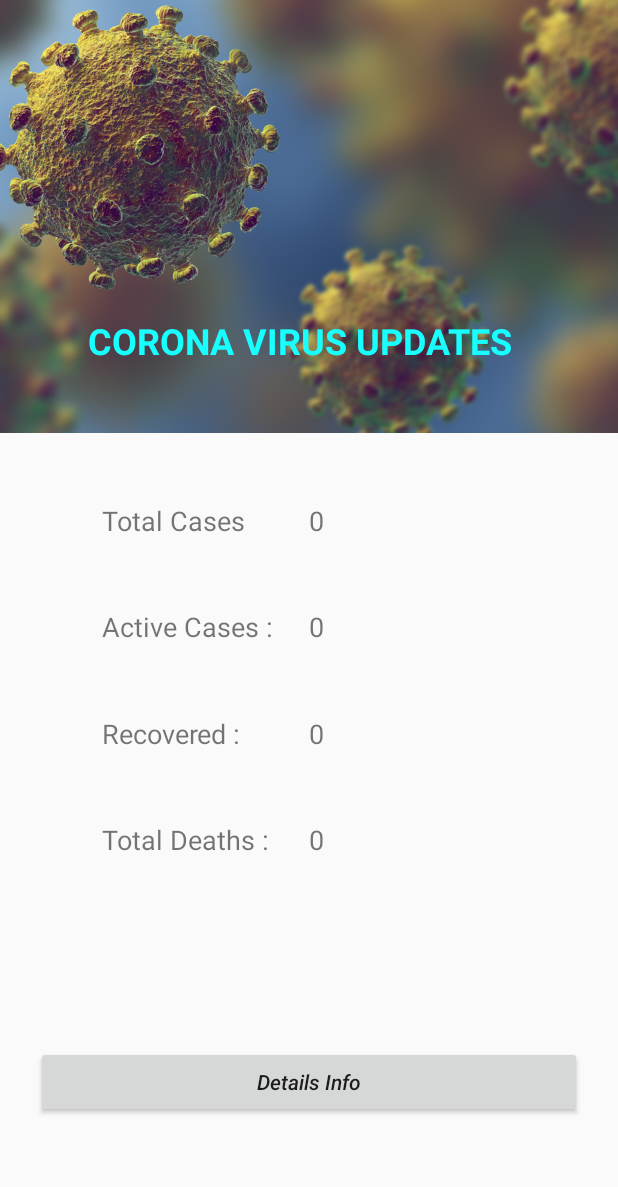
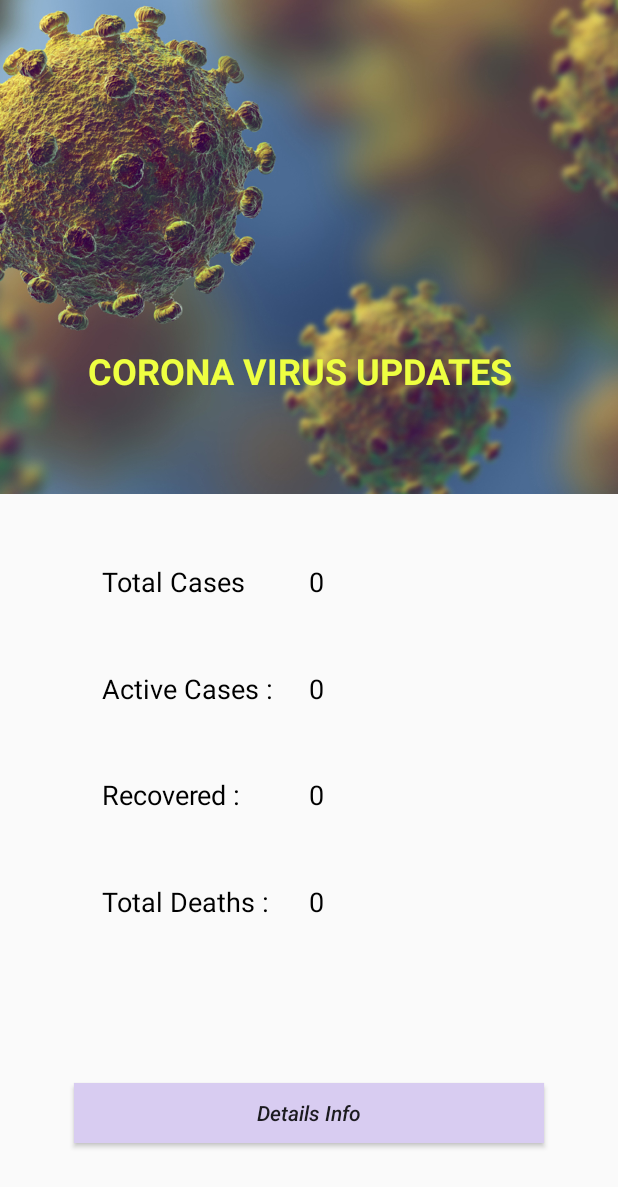
Before and after one commit to SaifulSaif007/Corona, an Android app: the screen it shows after launch (MainActivity), on a phone screen of 412 x 824 dp. Shown: the top 1187 px of the screen. Run offline under Robolectric (Android 15) with nearby library versions, the phone set to English and light mode, and no system bars; our stand-ins replace data binding.

Commit message:
Country Page design & setup done

```diff
--- a/app/build.gradle
+++ b/app/build.gradle
@@ -47,4 +47,7 @@ dependencies {
 
     //ViewModel LifeCycle
     implementation 'androidx.lifecycle:lifecycle-extensions:2.2.0'
+
+    //material design
+    implementation 'com.google.android.material:material:1.2.0-alpha05'
 }
--- a/app/src/main/AndroidManifest.xml
+++ b/app/src/main/AndroidManifest.xml
@@ -2,7 +2,7 @@
 <manifest xmlns:android="http://schemas.android.com/apk/res/android"
     package="com.example.corona">
 
-    <uses-permission android:name="android.permission.INTERNET"/>
+    <uses-permission android:name="android.permission.INTERNET" />
 
     <application
         android:allowBackup="true"
@@ -11,7 +11,8 @@
         android:roundIcon="@mipmap/ic_launcher_round"
         android:supportsRtl="true"
         android:theme="@style/AppTheme">
-        <activity android:name=".view.MainActivity">
+        <activity android:name=".view.ui.CountryListActivity"></activity>
+        <activity android:name=".view.ui.MainActivity">
             <intent-filter>
                 <action android:name="android.intent.action.MAIN" />
 
--- a/app/src/main/java/com/example/corona/services/repository/CoronaServices.java
+++ b/app/src/main/java/com/example/corona/services/repository/CoronaServices.java
@@ -1,14 +1,23 @@
 package com.example.corona.services.repository;
 
 import com.example.corona.services.model.All;
+import com.example.corona.services.model.CountryList;
+
+import java.util.List;
 
 import retrofit2.Call;
 import retrofit2.http.GET;
+import retrofit2.http.Query;
 
 public interface CoronaServices {
 
     @GET("all")
     Call<All> getAllInfo();
 
+    @GET("countries")
+    Call<List<CountryList>> GetCountryList(
+    @Query("sort") String type
+    );
+
 
 }
--- /dev/null
+++ b/app/src/main/java/com/example/corona/view/callback/IMainActivity.java
@@ -0,0 +1,6 @@
+package com.example.corona.view.callback;
+
+public interface IMainActivity {
+
+    void detailedInfo();
+}
--- a/app/src/main/java/com/example/corona/view/MainActivity.java
+++ b/app/src/main/java/com/example/corona/view/ui/MainActivity.java
@@ -1,18 +1,20 @@
-package com.example.corona.view;
+package com.example.corona.view.ui;
 
 import androidx.appcompat.app.AppCompatActivity;
 import androidx.databinding.DataBindingUtil;
 import androidx.lifecycle.ViewModelProviders;
 
+import android.content.Intent;
 import android.os.Bundle;
-import android.view.WindowManager;
 
 import com.example.corona.R;
 import com.example.corona.databinding.ActivityMainBinding;
-import com.example.corona.services.model.All;
+import com.example.corona.view.callback.IMainActivity;
 import com.example.corona.viewmodel.CoronaServiceViewModel_All;
 
-public class MainActivity extends AppCompatActivity {
+import java.util.Objects;
+
+public class MainActivity extends AppCompatActivity implements IMainActivity {
 
     ActivityMainBinding activityMainBinding;
     CoronaServiceViewModel_All serviceViewModel_all;
@@ -26,9 +28,10 @@ public class MainActivity extends AppCompatActivity {
         serviceViewModel_all = ViewModelProviders.of(this).get(CoronaServiceViewModel_All.class);
 
 
-        getSupportActionBar().hide();
+        Objects.requireNonNull(getSupportActionBar()).hide();
 
         observeViewModel(serviceViewModel_all);
+        activityMainBinding.setIMainActivityCallBack(this);
 
     }
 
@@ -42,4 +45,12 @@ public class MainActivity extends AppCompatActivity {
             }
         });
     }
+
+
+    @Override
+    public void detailedInfo() {
+        Intent countryIntent = new Intent(this, CountryListActivity.class);
+        startActivity(countryIntent);
+
+    }
 }
--- a/app/src/main/res/layout/activity_main.xml
+++ b/app/src/main/res/layout/activity_main.xml
@@ -13,13 +13,17 @@
         <variable
             name="all"
             type="com.example.corona.services.model.All" />
+
+        <variable
+            name="iMainActivityCallBack"
+            type="com.example.corona.view.callback.IMainActivity" />
     </data>
 
     <androidx.constraintlayout.widget.ConstraintLayout
 
         android:layout_width="match_parent"
         android:layout_height="match_parent"
-        tools:context=".view.MainActivity">
+        tools:context=".view.ui.MainActivity">
 
         <ImageView
             android:layout_width="0dp"
@@ -40,7 +44,7 @@
             android:text="@string/corona_virus_updates"
             android:textAlignment="center"
             android:textAllCaps="true"
-            android:textColor="#18FFFF"
+            android:textColor="#EEFF41"
             android:textSize="24sp"
             android:textStyle="bold"
             app:layout_constraintBottom_toTopOf="@+id/guideline3"
@@ -69,6 +73,7 @@
             android:layout_width="wrap_content"
             android:layout_height="wrap_content"
             android:text="@string/total_cases"
+            android:textColor="@color/colorPrimaryDark"
             android:textSize="18sp"
             app:layout_constraintBaseline_toBaselineOf="@+id/mTotal"
             app:layout_constraintEnd_toEndOf="@+id/textView2"
@@ -81,13 +86,14 @@
             android:layout_width="wrap_content"
             android:layout_height="wrap_content"
             android:orientation="horizontal"
-            app:layout_constraintGuide_percent="0.35" />
+            app:layout_constraintGuide_percent="0.4" />
 
         <TextView
             android:id="@+id/textView2"
             android:layout_width="wrap_content"
             android:layout_height="wrap_content"
             android:text="@string/active_cases"
+            android:textColor="@color/colorPrimaryDark"
             android:textSize="18sp"
             app:layout_constraintBaseline_toBaselineOf="@+id/mActive"
             app:layout_constraintStart_toStartOf="@+id/textView"
@@ -98,6 +104,7 @@
             android:layout_width="wrap_content"
             android:layout_height="wrap_content"
             android:text="@string/total_deaths"
+            android:textColor="@color/colorPrimaryDark"
             android:textSize="18sp"
             app:layout_constraintBaseline_toBaselineOf="@+id/mDeath"
             app:layout_constraintStart_toStartOf="@+id/textView4"
@@ -108,6 +115,7 @@
             android:layout_width="wrap_content"
             android:layout_height="wrap_content"
             android:text="@string/recovered"
+            android:textColor="@color/colorPrimaryDark"
             android:textSize="18sp"
             app:layout_constraintBaseline_toBaselineOf="@+id/mRec"
             app:layout_constraintStart_toStartOf="@+id/textView2"
@@ -116,17 +124,17 @@
         <Button
             android:id="@+id/button"
             android:layout_width="0dp"
-            android:layout_height="wrap_content"
-            android:layout_marginStart="24dp"
-            android:layout_marginEnd="24dp"
+            android:layout_height="40dp"
+            android:background="#D8CCF1"
             android:text="@string/details_info"
             android:textAlignment="center"
             android:textAllCaps="false"
             android:textSize="14sp"
             android:textStyle="italic"
+            android:onClick="@{() -> iMainActivityCallBack.detailedInfo()}"
             app:layout_constraintBottom_toBottomOf="parent"
-            app:layout_constraintEnd_toEndOf="parent"
-            app:layout_constraintStart_toStartOf="parent"
+            app:layout_constraintEnd_toStartOf="@+id/guideline7"
+            app:layout_constraintStart_toStartOf="@+id/guideline5"
             app:layout_constraintTop_toTopOf="@+id/guideline4" />
 
         <androidx.constraintlayout.widget.Guideline
@@ -134,7 +142,7 @@
             android:layout_width="wrap_content"
             android:layout_height="wrap_content"
             android:orientation="horizontal"
-            app:layout_constraintGuide_percent="0.75" />
+            app:layout_constraintGuide_percent="0.8" />
 
         <androidx.constraintlayout.widget.Guideline
             android:id="@+id/guideline5"
@@ -148,6 +156,7 @@
             android:layout_width="wrap_content"
             android:layout_height="wrap_content"
             android:text="@{String.valueOf(all.cases)}"
+            android:textColor="@color/colorPrimaryDark"
             android:textSize="18sp"
             app:layout_constraintBottom_toTopOf="@+id/mActive"
             app:layout_constraintStart_toStartOf="@+id/guideline6"
@@ -158,6 +167,7 @@
             android:layout_width="wrap_content"
             android:layout_height="wrap_content"
             android:text="@{String.valueOf(all.activeCases)}"
+            android:textColor="@color/colorPrimaryDark"
             android:textSize="18sp"
             app:layout_constraintBottom_toTopOf="@+id/mRec"
             app:layout_constraintStart_toStartOf="@+id/mTotal"
@@ -168,6 +178,7 @@
             android:layout_width="wrap_content"
             android:layout_height="wrap_content"
             android:text="@{String.valueOf(all.recovered)}"
+            android:textColor="@color/colorPrimaryDark"
             android:textSize="18sp"
             app:layout_constraintBottom_toTopOf="@+id/mDeath"
             app:layout_constraintStart_toStartOf="@+id/mActive"
@@ -178,6 +189,7 @@
             android:layout_width="wrap_content"
             android:layout_height="wrap_content"
             android:text="@{String.valueOf(all.deaths)}"
+            android:textColor="@color/colorPrimaryDark"
             android:textSize="18sp"
             app:layout_constraintBottom_toTopOf="@+id/guideline4"
             app:layout_constraintStart_toStartOf="@+id/mRec"
@@ -190,6 +202,13 @@
             android:orientation="vertical"
             app:layout_constraintGuide_percent="0.5" />
 
+        <androidx.constraintlayout.widget.Guideline
+            android:id="@+id/guideline7"
+            android:layout_width="wrap_content"
+            android:layout_height="wrap_content"
+            android:orientation="vertical"
+            app:layout_constraintGuide_percent="0.88" />
+
     </androidx.constraintlayout.widget.ConstraintLayout>
 
 </layout>
--- a/app/src/main/res/values/colors.xml
+++ b/app/src/main/res/values/colors.xml
@@ -1,6 +1,6 @@
 <?xml version="1.0" encoding="utf-8"?>
 <resources>
     <color name="colorPrimary">#6200EE</color>
-    <color name="colorPrimaryDark">#448AFF</color>
+    <color name="colorPrimaryDark">#000000</color>
     <color name="colorAccent">#03DAC5</color>
 </resources>
```
Also changed, not shown: app/src/main/java/com/example/corona/services/model/CountryList.java (added, +193 -0 lines), app/src/main/java/com/example/corona/services/repository/CoronaServiceRepository_CountryList.java (added, +50 -0 lines), app/src/main/java/com/example/corona/view/ui/CountryListActivity.java (added, +45 -0 lines), app/src/main/java/com/example/corona/viewmodel/CoronaServiceViewModel_CountryList.java (added, +23 -0 lines), app/src/main/res/layout/activity_country_list.xml (added, +24 -0 lines).
